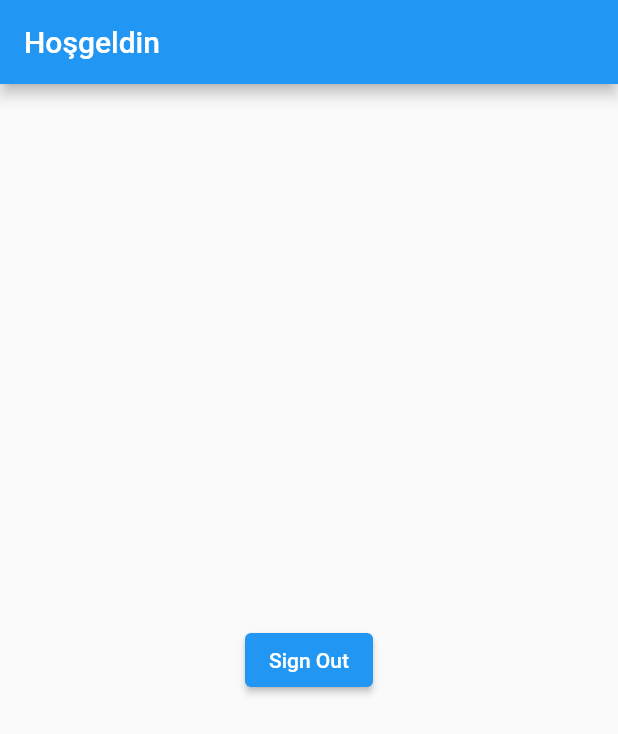
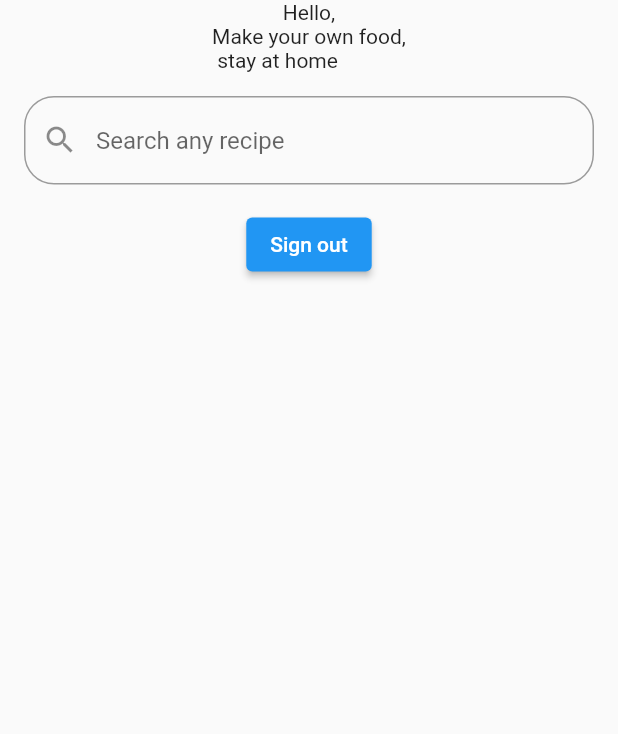
Before and after one commit to davutkarakus/RecipeApp, a Flutter app: the MainPage screen opened directly, on a phone screen of 412 x 824 dp. Shown: the top 734 px of the screen. Run offline on Flutter 3.47's test engine with Material 2 defaults, Android fonts, the phone set to English and light mode, and no system bars; our stand-ins replace firebase_auth, firebase_core; accounts and stored records are empty.

Commit message:
added keyboardType

```diff
--- a/lib/pages/ForgotPasswordPage.dart
+++ b/lib/pages/ForgotPasswordPage.dart
@@ -4,7 +4,8 @@ import 'package:flutter_recipe_app/pages/LoginPage.dart';
 import 'package:flutter_recipe_app/shared/custom-widgets/CustomShowDialog.dart';
 import 'package:flutter_recipe_app/shared/custom-widgets/customTextField.dart';
 
-import '../constant/colors.dart';
+import '../shared/constant/colors.dart';
+
 
 class ForgotPasswordPage extends StatefulWidget {
   const ForgotPasswordPage({Key? key}) : super(key: key);
@@ -63,7 +64,7 @@ class _ForgotPasswordPageState extends State<ForgotPasswordPage> {
               ),
               Form(
                 key: _formKey,
-                child: CustomTextField(labelText: "Email", validateText: "Please enter your e-mail address", tfController: emailTextController,prefixIcon: Icons.email_outlined,hasSuffixIcon: false,passwordVisible: true,),
+                child: CustomTextField(labelText: "Email", validateText: "Please enter your e-mail address", tfController: emailTextController,prefixIcon: Icons.email_outlined,hasSuffixIcon: false,passwordVisible: true,keyboardType: TextInputType.emailAddress,),
               ),
               Padding(
                 padding: const EdgeInsets.only(left: 50, right: 50,top: 33),
--- a/lib/pages/LoginPage.dart
+++ b/lib/pages/LoginPage.dart
@@ -1,12 +1,13 @@
 import 'package:firebase_auth/firebase_auth.dart';
 import 'package:flutter/cupertino.dart';
 import 'package:flutter/material.dart';
-import 'package:flutter_recipe_app/constant/colors.dart';
 import 'package:flutter_recipe_app/pages/ForgotPasswordPage.dart';
 import 'package:flutter_recipe_app/pages/MainPage.dart';
 import 'package:flutter_recipe_app/pages/SignupPage.dart';
 import 'package:flutter_recipe_app/shared/custom-widgets/CustomShowDialog.dart';
 import 'package:flutter_recipe_app/shared/custom-widgets/customTextField.dart';
+
+import '../shared/constant/colors.dart';
 
 class LoginPage extends StatefulWidget {
   const LoginPage({Key? key}) : super(key: key);
@@ -63,8 +64,8 @@ class _LoginPageState extends State<LoginPage> {
                 child: Image.asset("images/loginIcon.png",width: 35,height: 35,),
               ),
               Text("Login to your account",style: TextStyle(fontSize: 18,fontWeight: FontWeight.w500,color: Colors.white),),
-              CustomTextField(labelText: "Email", validateText: "Please enter your e-mail address", tfController: emailTextController,prefixIcon: Icons.email_outlined,hasSuffixIcon: false,passwordVisible: true,),
-              CustomTextField(labelText: "Password", validateText: "Please enter your password", tfController: passwordTextController,prefixIcon: Icons.lock_outlined,hasSuffixIcon: true,passwordVisible: passwordVisible,),
+              CustomTextField(labelText: "Email", validateText: "Please enter your e-mail address", tfController: emailTextController,prefixIcon: Icons.email_outlined,hasSuffixIcon: false,passwordVisible: true,keyboardType: TextInputType.emailAddress,),
+              CustomTextField(labelText: "Password", validateText: "Please enter your password", tfController: passwordTextController,prefixIcon: Icons.lock_outlined,hasSuffixIcon: true,passwordVisible: passwordVisible,keyboardType: TextInputType.visiblePassword,),
               Padding(
                 padding: const EdgeInsets.only(left: 50,right: 50),
                 child: Row(
--- a/lib/pages/MainPage.dart
+++ b/lib/pages/MainPage.dart
@@ -2,6 +2,8 @@
 import 'package:firebase_auth/firebase_auth.dart';
 import 'package:flutter/material.dart';
 import 'package:flutter_recipe_app/pages/LoginPage.dart';
+
+import '../shared/constant/colors.dart';
 
 class MainPage extends StatefulWidget {
   const MainPage({Key? key}) : super(key: key);
@@ -11,25 +13,45 @@ class MainPage extends StatefulWidget {
 }
 
 class _MainPageState extends State<MainPage> {
+  var searchTfController = TextEditingController();
   var username = FirebaseAuth.instance.currentUser!.displayName;
-  Future<void> signOut() async {
+  Future<void> signOut() async{
     await FirebaseAuth.instance.signOut();
+    Navigator.pushReplacement(context, MaterialPageRoute(builder: (context) => LoginPage()));
   }
   @override
   Widget build(BuildContext context) {
     return Scaffold(
-      appBar: AppBar(
-        title: Text("Hoşgeldin ${username}"),
-      ),
-      body: Center(
-        child: ElevatedButton(
-          onPressed: (){
-            signOut();
-            Navigator.pushAndRemoveUntil(context, MaterialPageRoute(builder: (context) => LoginPage()), (route) => false);
-          },
-          child: Text("Sign Out"),
-        ),
-      ),
+      body: Column(
+        children: [
+          Text("Hello,$username"),
+          Text("Make your own food,\n stay at home"),
+          Container(
+            margin: EdgeInsets.fromLTRB(16, 16, 16, 16),
+            child: TextField(
+              controller: searchTfController,
+              decoration: InputDecoration(
+                prefixIcon: const Icon(Icons.search),
+                hintText: "Search any recipe",
+                border: OutlineInputBorder(
+                  borderRadius: BorderRadius.circular(20),
+                  borderSide:  BorderSide(color: Colors.red,width: 12),
+                ),
+                focusedBorder: OutlineInputBorder(
+                  borderSide: BorderSide(color: textFieldColor),
+                  borderRadius: BorderRadius.circular(20),
+                )
+              ),
+            ),
+          ),
+          ElevatedButton(
+              onPressed: (){
+                signOut();
+              },
+              child: Text("Sign out")
+          ),
+        ],
+      )
     );
   }
 }
--- a/lib/pages/SignupPage.dart
+++ b/lib/pages/SignupPage.dart
@@ -5,7 +5,8 @@ import 'package:flutter_recipe_app/pages/LoginPage.dart';
 import 'package:flutter_recipe_app/shared/custom-widgets/CustomShowDialog.dart';
 import 'package:flutter_recipe_app/shared/custom-widgets/customTextField.dart';
 
-import '../constant/colors.dart';
+import '../shared/constant/colors.dart';
+
 
 class SignupPage extends StatefulWidget {
   const SignupPage({Key? key}) : super(key: key);
@@ -71,10 +72,10 @@ class _SignupPageState extends State<SignupPage> {
                 child: Image.asset("images/loginIcon.png",width: 35,height: 35,),
               ),
               Text("Create New Account",style: TextStyle(fontSize: 18,fontWeight: FontWeight.w500,color: Colors.white),),
-              CustomTextField(labelText: "Username", validateText: "Please enter your username", tfController: usernameTextController,prefixIcon: Icons.person,hasSuffixIcon: false,passwordVisible: true,),
-              CustomTextField(labelText: "Email", validateText: "Please enter your e-mail address", tfController: emailTextController,prefixIcon: Icons.email_outlined,hasSuffixIcon: false,passwordVisible: true,),
-              CustomTextField(labelText: "Password", validateText: "Please enter your password", tfController: passwordTextController, prefixIcon: Icons.lock_outlined,passwordVisible: passwordVisible,hasSuffixIcon: true,),
-              CustomTextField(labelText: "Confirm Password", validateText: "Please confirm your password", tfController: confirmPwTextController, prefixIcon: Icons.lock_outlined, passwordVisible: confirmPasswordVisible, hasSuffixIcon: true),
+              CustomTextField(labelText: "Username", validateText: "Please enter your username", tfController: usernameTextController,prefixIcon: Icons.person,hasSuffixIcon: false,passwordVisible: true,keyboardType: TextInputType.name,),
+              CustomTextField(labelText: "Email", validateText: "Please enter your e-mail address", tfController: emailTextController,prefixIcon: Icons.email_outlined,hasSuffixIcon: false,passwordVisible: true,keyboardType: TextInputType.emailAddress,),
+              CustomTextField(labelText: "Password", validateText: "Please enter your password", tfController: passwordTextController, prefixIcon: Icons.lock_outlined,passwordVisible: passwordVisible,hasSuffixIcon: true,keyboardType: TextInputType.visiblePassword,),
+              CustomTextField(labelText: "Confirm Password", validateText: "Please confirm your password", tfController: confirmPwTextController, prefixIcon: Icons.lock_outlined, passwordVisible: confirmPasswordVisible, hasSuffixIcon: true,keyboardType: TextInputType.visiblePassword,),
               Padding(
                 padding: const EdgeInsets.only(left: 50, right: 50,top: 50),
                 child: SizedBox(
--- a/lib/shared/custom-widgets/customTextField.dart
+++ b/lib/shared/custom-widgets/customTextField.dart
@@ -3,9 +3,10 @@
 import 'package:flutter/cupertino.dart';
 import 'package:flutter/material.dart';
 
-import '../../constant/colors.dart';
+import '../constant/colors.dart';
 
 class CustomTextField extends StatefulWidget {
+  TextInputType? keyboardType;
   bool hasSuffixIcon=false;
   bool? passwordVisible=true;
   IconButton? suffixIconButton;
@@ -16,7 +17,7 @@ class CustomTextField extends StatefulWidget {
   String? labelText;
   String? validateText;
 
-  CustomTextField({required this.labelText, required this.validateText,required this.tfController,required this.prefixIcon,this.iconColor,this.iconSize,this.suffixIconButton,required this.passwordVisible,required this.hasSuffixIcon});
+  CustomTextField({required this.labelText, required this.validateText,required this.tfController,required this.prefixIcon,this.iconColor,this.iconSize,this.suffixIconButton,required this.passwordVisible,required this.hasSuffixIcon,required this.keyboardType});
 
   @override
   State<CustomTextField> createState() => _CustomTextFieldState();
@@ -31,6 +32,7 @@ class _CustomTextFieldState extends State<CustomTextField> {
         opacity: 0.9,
         child: Container(
           child: TextFormField(
+            keyboardType: widget.keyboardType,
             controller: widget.tfController,
             obscureText: !widget.passwordVisible!,
             validator: (value) {
--- a/pubspec.yaml
+++ b/pubspec.yaml
@@ -31,7 +31,8 @@ environment:
 dependencies:
   flutter:
     sdk: flutter
-
+  flutter_bloc:
+  dio:
 
   # The following adds the Cupertino Icons font to your application.
   # Use with the CupertinoIcons class for iOS style icons.
```
Also changed, not shown: lib/shared/constant/colors.dart (renamed from lib/constant/colors.dart), pubspec.lock.
